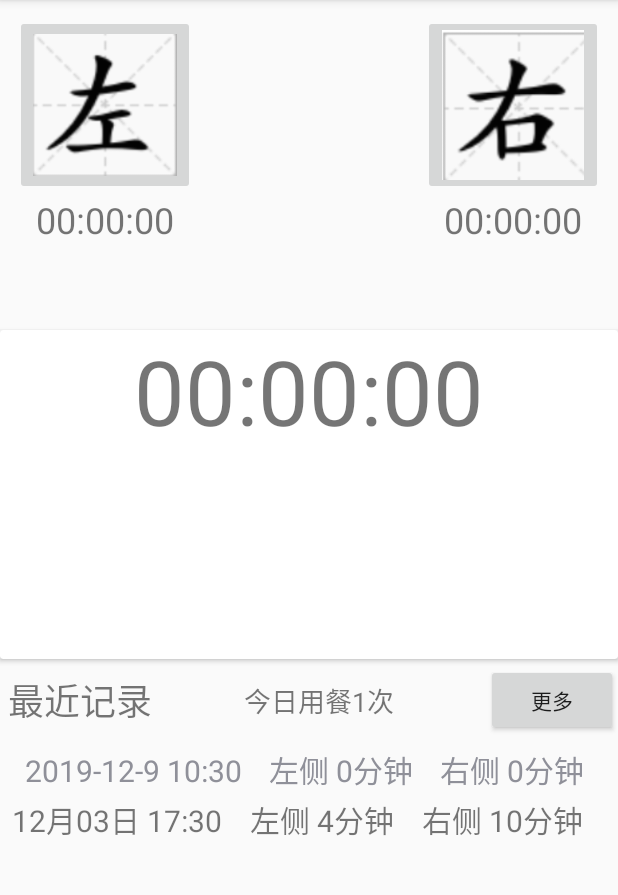
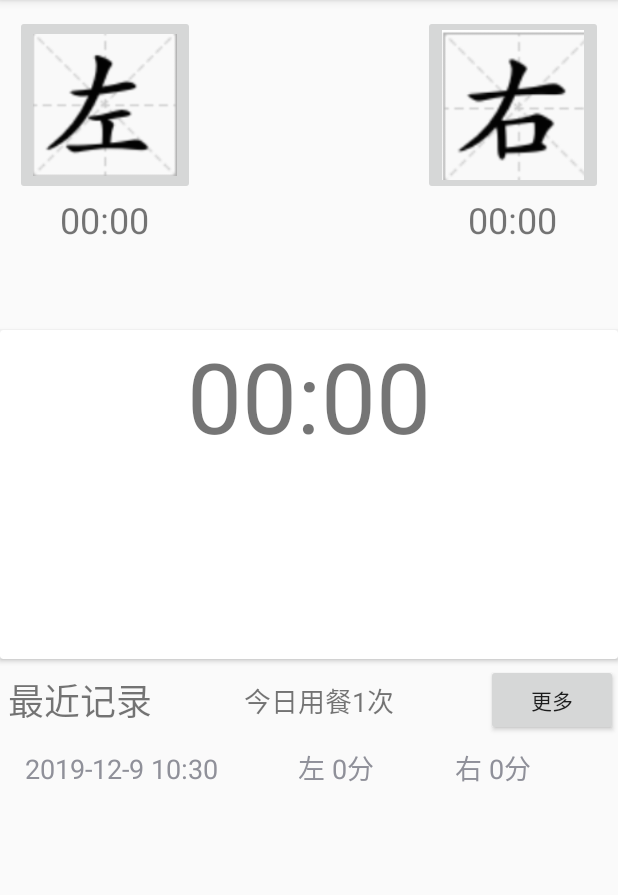
Before and after one commit to tommir3/MealTime, an Android app: the screen it shows after launch (MainActivity), after a tap on "结束", on a phone screen of 412 x 824 dp, the part 84-979 px from its top. Run offline under Robolectric (Android 15) with nearby library versions, the light colour scheme and no system bars; 2 other taps on this screen came first.

Commit message:
Basic function realization

```diff
--- a/app/src/main/AndroidManifest.xml
+++ b/app/src/main/AndroidManifest.xml
@@ -19,4 +19,6 @@
         <activity android:name=".MealTimeInfoView"></activity>
     </application>
 
-</manifest>
+    <!--<uses-permission android:name="android.permission.WAKE_LOCK"/>-->
+    <!--<uses-permission android:name="android.permission.DEVICE_POWER"/>-->
+    </manifest>
--- a/app/src/main/java/com/mealtime/tom/mealtime/MainActivity.java
+++ b/app/src/main/java/com/mealtime/tom/mealtime/MainActivity.java
@@ -1,8 +1,11 @@
 package com.mealtime.tom.mealtime;
 
+import android.annotation.SuppressLint;
+import android.content.Context;
 import android.content.Intent;
 import android.os.Handler;
 import android.os.Message;
+import android.os.PowerManager;
 import android.support.v7.app.AppCompatActivity;
 import android.os.Bundle;
 import android.support.v7.widget.CardView;
@@ -21,36 +24,44 @@ import java.util.TimerTask;
 
 public class MainActivity extends AppCompatActivity {
 
-    private MealTimeDatabase _dbbase;
-    private Timer _timer;
-    private int _leftTime = 0;
-    private int _rightTime = 0;
-    private boolean _isLeft = false;
-    private boolean _isRight = false;
-    private boolean _isTimeActive = false;
-    private Date _initDate;
-    private int _mealCount = 0;
-
+    private PowerManager.WakeLock _wakeLock;//安卓锁 程序中未使用
+    private MealTimeDatabase _dbbase;//数据库操作类
+    private Timer _timer;//时间轮询
+    private long _leftBeginSign;//左侧时间开始记录标记
+    private long _rightBeginSign;//右侧时间开始记录标记
+    private int _leftHistoryTime = 0;//左侧历史时间记录 单位秒
+    private int _rightHistoryTime = 0;//右侧历史时间记录 单位秒
+    private int _leftTime = 0;//左侧当前运行时间 单位秒
+    private int _rightTime = 0;//右侧当前运行时间 单位秒
+    private int _totalTime = 0;//用餐总时间
+    private boolean _isLeft = false;//是否左侧正在记录时间
+    private boolean _isRight = false;//是否右侧正在记录时间
+    private boolean _isTimeActive = false;//时间轮询是否开始
+    private Date _todayDate;//当前时间记录
+    private int _mealCount = 0;//今天的用餐次数
+    //时间类型 UI界面使用
     private enum TimeType
     {
         Left,Right,Total
     }
-
+    //时间轮询
     private Handler tHandler = new Handler(){
         public void handleMessage(Message msg) {
             switch (msg.what){
                 case 0:
+                    long curTime = new Date().getTime();
                     if(_isLeft)
                     {
-                        ++_leftTime;
-                        SetTime(TimeType.Left, _leftTime);
+                        _leftTime = (int)((curTime - _leftBeginSign) / 1000);
+                        SetTime(TimeType.Left, _leftHistoryTime + _leftTime);
                     }
                     if(_isRight)
                     {
-                        ++_rightTime;
-                        SetTime(TimeType.Right, _rightTime);
+                        _rightTime = (int)((curTime - _rightBeginSign) / 1000);
+                        SetTime(TimeType.Right, _rightHistoryTime + _rightTime);
                     }
-                    SetTime(TimeType.Total, _leftTime + _rightTime);
+                    _totalTime = _leftHistoryTime + _leftTime + _rightHistoryTime + _rightTime;
+                    SetTime(TimeType.Total, _totalTime);
                     break;
             }
         }
@@ -64,6 +75,7 @@ public class MainActivity extends AppCompatActivity {
         InitUI();
         //test();//测试通过
     }
+
     private void test()//测试通过
     {
         MealInfo[] infos = _dbbase.GetMealInfos();
@@ -94,7 +106,7 @@ public class MainActivity extends AppCompatActivity {
             }
         }
     }
-
+    //UI初始化
     private void InitUI()
     {
         ImageButton btnLeft = findViewById(R.id.btnLeft);
@@ -133,25 +145,9 @@ public class MainActivity extends AppCompatActivity {
                 part3.setLayoutParams(lp);
             }
         });
-        MealInfo[] infos = _dbbase.GetMealInfos();
-        _mealCount = 0;
-        _initDate = new Date();
-        if(infos != null)
-        {
-            CreateMealInfos(infos);
-            for(int i = 0; i <  infos.length; ++i)
-            {
-                Date cmpDate = DateHelper.StringToDate(infos[i].dateStr);
-                if(DateHelper.IsSameDate(_initDate,cmpDate, Calendar.DAY_OF_MONTH))
-                {
-                    _mealCount++;
-                }
-            }
-        }
-        TextView tvTodaySum = findViewById(R.id.tvTodaySum);
-        tvTodaySum.setText("今日用餐" + _mealCount + "次");
+        RefreshTodayMeal();
     }
-
+    //时间轮询开始
     private void TimerStart()
     {
         try
@@ -181,7 +177,7 @@ public class MainActivity extends AppCompatActivity {
             System.out.printf("\n"+ err.getMessage() +"\n");
         }
     }
-
+    //时间轮询结束
     private void TimerStop()
     {
         _isTimeActive = false;
@@ -191,44 +187,37 @@ public class MainActivity extends AppCompatActivity {
             _timer = null;
         }
     }
-
+    //设置时间数值，显示在界面中
     private void SetTime(TimeType type, int val)
     {
-        int hour = val / (60 * 60);
         int minute = val / 60;
         int second = val % 60;
-        SetTime(type, hour, minute, second);
+        SetTime(type, minute, second);
     }
-
-    private void SetTime(TimeType type, int hour, int minute, int second)
+    //设置时间数值，显示在界面中
+    private void SetTime(TimeType type, int minute, int second)
     {
-        String hourStr = TimeNumberToString(hour);
         String minuteStr = TimeNumberToString(minute);
         String secondStr = TimeNumberToString(second);
-        TextView tvHour = null;
         TextView tvMinute = null;
         TextView tvSecond = null;
         switch(type)
         {
             case Left:
-                tvHour = findViewById(R.id.tvLeftHour);
                 tvMinute = findViewById(R.id.tvLeftMinute);
                 tvSecond = findViewById(R.id.tvLeftSecond);
                 break;
             case Right:
-                tvHour = findViewById(R.id.tvRightHour);
                 tvMinute = findViewById(R.id.tvRightMinute);
                 tvSecond = findViewById(R.id.tvRightSecond);
                 break;
             case Total:
-                tvHour = findViewById(R.id.tvHour);
                 tvMinute = findViewById(R.id.tvMinute);
                 tvSecond = findViewById(R.id.tvSecond);
                 break;
         }
         try
         {
-            tvHour.setText(hourStr);
             tvMinute.setText(minuteStr);
             tvSecond.setText(secondStr);
         }
@@ -237,7 +226,7 @@ public class MainActivity extends AppCompatActivity {
             System.out.printf("\n" + err.getMessage() + "\n");
         }
     }
-
+    //时间数值转换为字符串
     private String TimeNumberToString(int val)
     {
         String result;
@@ -262,7 +251,7 @@ public class MainActivity extends AppCompatActivity {
         }
         return result;
     }
-
+    //批量创建用餐信息（向列表中添加用餐信息）
     private void CreateMealInfos(MealInfo[] infos)
     {
         if(infos != null)
@@ -273,7 +262,7 @@ public class MainActivity extends AppCompatActivity {
             }
         }
     }
-
+    //创建用餐信息（向列表中添加用餐信息）
     private void CreateMealInfoItem(MealInfo info)
     {
         LinearLayout layout = new LinearLayout(this.getApplicationContext());
@@ -291,25 +280,25 @@ public class MainActivity extends AppCompatActivity {
             }
         });
 
-        tvDate.setTextSize(20);
+        tvDate.setTextSize(18);
         LinearLayout.LayoutParams dateLP = new LinearLayout.LayoutParams(LinearLayout.LayoutParams.WRAP_CONTENT,LinearLayout.LayoutParams.WRAP_CONTENT,1);
         dateLP.setMargins(25,0,0,0);
         tvDate.setLayoutParams(dateLP);
         tvDate.setText(info.dateStr);//todo:设置时间，可能格式有变动需要修改
 
-        tvLeft.setTextSize(20);
+        tvLeft.setTextSize(18);
         LinearLayout.LayoutParams leftLP = new LinearLayout.LayoutParams(LinearLayout.LayoutParams.WRAP_CONTENT,LinearLayout.LayoutParams.WRAP_CONTENT,1);
         leftLP.setMargins(0,0,0,0);
         tvLeft.setLayoutParams(leftLP);
-        int leftMinute = info.leftTime / 60;
-        tvLeft.setText("左侧 " +leftMinute + "分钟");
+        int leftMinute = MealInfo.SecondToMinute(info.leftTime);
+        tvLeft.setText("左 " +leftMinute + "分");
 
-        tvRight.setTextSize(20);
+        tvRight.setTextSize(18);
         LinearLayout.LayoutParams rightLP = new LinearLayout.LayoutParams(LinearLayout.LayoutParams.WRAP_CONTENT,LinearLayout.LayoutParams.WRAP_CONTENT,1);
         rightLP.setMargins(0,0,0,0);
         tvRight.setLayoutParams(rightLP);
-        int rightMinute = info.rightTime / 60;
-        tvRight.setText("右侧 " + rightMinute + "分钟");
+        int rightMinute = MealInfo.SecondToMinute(info.rightTime);
+        tvRight.setText("右 " + rightMinute + "分");
 
         LinearLayout list = findViewById(R.id.llMealList);
         layout.addView(tvDate);
@@ -317,7 +306,7 @@ public class MainActivity extends AppCompatActivity {
         layout.addView(tvRight);
         list.addView(layout,0);
     }
-
+    //设置左右图片按钮的图片
     private void SetImageButton(TimeType type, boolean isActive)
     {
         ImageButton btnLeft = findViewById(R.id.btnLeft);
@@ -349,7 +338,34 @@ public class MainActivity extends AppCompatActivity {
             }
         }
     }
-
+    //设置TextView的显示文本内容
+    private void SetTextViewText(int id, String text)
+    {
+        TextView tvSum = findViewById(id);
+        tvSum.setText(text);
+    }
+    //刷新当天用餐数量信息
+    private void RefreshTodayMeal()
+    {
+        MealInfo[] infos = _dbbase.GetMealInfos();
+        _mealCount = 0;
+        _todayDate = new Date();
+        if(infos != null)
+        {
+            CreateMealInfos(infos);
+            for(int i = 0; i <  infos.length; ++i)
+            {
+                Date cmpDate = DateHelper.StringToDate(infos[i].dateStr);
+                if(DateHelper.IsSameDate(_todayDate,cmpDate, Calendar.DAY_OF_MONTH))
+                {
+                    _mealCount++;
+                }
+            }
+        }
+        TextView tvTodaySum = findViewById(R.id.tvTodaySum);
+        tvTodaySum.setText("今日用餐" + _mealCount + "次");
+    }
+    //左侧按钮点击事件
     private void LeftEvent(View view)
     {
         if(_isLeft)
@@ -363,6 +379,8 @@ public class MainActivity extends AppCompatActivity {
         {
             _isLeft = true;
             _isRight = false;
+            _leftBeginSign = new Date().getTime();
+            _leftHistoryTime += _leftTime;
             SetImageButton(TimeType.Left, true);
             if(!_isTimeActive)
             {
@@ -370,7 +388,7 @@ public class MainActivity extends AppCompatActivity {
             }
         }
     }
-
+    //右侧按钮点击事件
     private void RightEvent(View view)
     {
         if(_isRight)
@@ -384,6 +402,8 @@ public class MainActivity extends AppCompatActivity {
         {
             _isLeft = false;
             _isRight = true;
+            _rightBeginSign = new Date().getTime();
+            _rightHistoryTime += _rightTime;
             SetImageButton(TimeType.Right, true);
             if(!_isTimeActive)
             {
@@ -391,7 +411,7 @@ public class MainActivity extends AppCompatActivity {
             }
         }
     }
-
+    //结束时间记录事件
     private void StopEvent(View view)
     {
         TimerStop();
@@ -406,29 +426,31 @@ public class MainActivity extends AppCompatActivity {
         int curYear = cal.get(Calendar.YEAR);
         int curMonth = cal.get(Calendar.MONTH) + 1;
         int curDay = cal.get(Calendar.DAY_OF_MONTH);
-        int curHour = cal.get(Calendar.HOUR);
+        int curHour = cal.get(Calendar.HOUR_OF_DAY);
         int curMinute = cal.get(Calendar.MINUTE);
         info.dateStr = curYear + "-" + curMonth + "-" + curDay + " " + curHour + ":" + curMinute;
-        info.leftTime = _leftTime;
-        info.rightTime = _rightTime;
+        info.leftTime = _leftHistoryTime + _leftTime;
+        info.rightTime = _rightHistoryTime + _rightTime;
+        info.totalTime = _totalTime;
         boolean isSaveOk = _dbbase.AddMealInfo(info);
         if(isSaveOk)
         {
             CreateMealInfoItem(info);
             //计算用餐次数
-            if(DateHelper.IsSameDate(_initDate, curDate, Calendar.DAY_OF_MONTH))
+            if(DateHelper.IsSameDate(_todayDate, curDate, Calendar.DAY_OF_MONTH))
             {
                 _mealCount++;
             }
             else
             {
-                _initDate = curDate;
+                _todayDate = curDate;
                 _mealCount = 0;
             }
-            TextView tvTodaySum = findViewById(R.id.tvTodaySum);
-            tvTodaySum.setText("今日用餐" + _mealCount + "次");
+            SetTextViewText(R.id.tvTodaySum, "今日用餐" + _mealCount + "次");
             _leftTime = 0;
             _rightTime = 0;
+            _leftBeginSign = 0;
+            _rightBeginSign = 0;
             SetTime(TimeType.Left, _leftTime);
             SetTime(TimeType.Right, _rightTime);
             SetTime(TimeType.Total, 0);
@@ -436,7 +458,7 @@ public class MainActivity extends AppCompatActivity {
             btn.setVisibility(View.INVISIBLE);
         }
     }
-
+    //用餐信息列表中一条信息的点击事件
     private void ListItemClickEvent(View view)
     {
         MealInfo info = (MealInfo)view.getTag();
@@ -444,12 +466,6 @@ public class MainActivity extends AppCompatActivity {
         infoView.putExtra("MealTimeInfo",info);
         infoView.setClass(MainActivity.this, MealTimeInfoView.class);
         startActivityForResult(infoView,1);
-
-
-
-
-        System.out.printf("\non click item: " + info.dateStr  + "\n");
-
     }
 
     @Override
@@ -471,6 +487,8 @@ public class MainActivity extends AppCompatActivity {
                             if(info.flowID == itemInfo.flowID)
                             {
                                 list.removeViewAt(i);
+                                _mealCount--;
+                                SetTextViewText(R.id.tvTodaySum, "今日用餐" + _mealCount + "次");
                                 break;
                             }
                         }
@@ -488,18 +506,12 @@ public class MainActivity extends AppCompatActivity {
                             if(info.flowID == itemInfo.flowID)
                             {
                                 item.setTag(info);
-                                //todo:设置修改后的信息
+                                //设置修改后的信息
                                 ((TextView)item.getChildAt(0)).setText(info.dateStr);
-                                int leftMinute = info.leftTime / 60;
-                                ((TextView)item.getChildAt(1)).setText("左侧 " + leftMinute + "分钟");
-                                int rightMinute = info.rightTime / 60;
-                                ((TextView)item.getChildAt(2)).setText("右侧 " + rightMinute + "分钟");
-//                                for(int j = 0; j < item.getChildCount(); ++j)
-//                                {
-//                                    View itemChild = item.getChildAt(j);
-//                                    int tmptype = itemChild.getLayerType();
-//
-//                                }
+                                int leftMinute = MealInfo.SecondToMinute(info.leftTime);
+                                ((TextView)item.getChildAt(1)).setText("左 " + leftMinute + "分");
+                                int rightMinute = MealInfo.SecondToMinute(info.rightTime);
+                                ((TextView)item.getChildAt(2)).setText("右 " + rightMinute + "分");
                                 break;
                             }
                         }
@@ -512,4 +524,29 @@ public class MainActivity extends AppCompatActivity {
                 break;
         }
     }
+
+    //获取电源锁，保持该服务在屏幕熄灭时仍然获取CPU时，保持运行
+    @SuppressLint("InvalidWakeLockTag")
+    private void AcquireWakeLock()
+    {
+        if (null == _wakeLock)
+        {
+            PowerManager pm = (PowerManager)this.getSystemService(Context.POWER_SERVICE);
+            _wakeLock = pm.newWakeLock(PowerManager.PARTIAL_WAKE_LOCK | PowerManager.ON_AFTER_RELEASE, "PostLocationService");
+            if (null != _wakeLock)
+            {
+                _wakeLock.acquire();
+            }
+        }
+    }
+
+    //释放设备电源锁
+    private void ReleaseWakeLock()
+    {
+        if (null != _wakeLock)
+        {
+            _wakeLock.release();
+            _wakeLock = null;
+        }
+    }
 }
--- a/app/src/main/java/com/mealtime/tom/mealtime/MealInfo.java
+++ b/app/src/main/java/com/mealtime/tom/mealtime/MealInfo.java
@@ -10,4 +10,28 @@ public class MealInfo implements Serializable {
     public int rightTime;
     public int totalTime;
     public String remark;
+    //秒 转 分，向上取整，不足一分钟按一分钟处理
+    public static int SecondToMinute(double val)
+    {
+        int result;
+        try
+        {
+            result = (int)(val / 60);
+            if(val % 60 > 0)
+            {
+                result += 1;
+            }
+        }
+        catch(Exception err)
+        {
+            result = 0;
+            System.out.printf("\nSecondToMinute catch: " + err.getMessage() + "\n");
+        }
+        return result;
+    }
+
+    public static int MinuteToSecond(int val)
+    {
+        return val * 60;
+    }
 }
--- a/app/src/main/java/com/mealtime/tom/mealtime/MealTimeDatabase.java
+++ b/app/src/main/java/com/mealtime/tom/mealtime/MealTimeDatabase.java
@@ -28,7 +28,7 @@ public class MealTimeDatabase extends SQLiteOpenHelper {
     public void onUpgrade(SQLiteDatabase db, int oldVersion, int newVersion) {
 
     }
-
+    //创建用餐信息表
     private void CreateMealTable(SQLiteDatabase db)
     {
         try
@@ -63,10 +63,10 @@ public class MealTimeDatabase extends SQLiteOpenHelper {
             System.out.printf(err.getMessage());
         }
     }
-
+    //添加用餐信息
     public boolean AddMealInfo(MealInfo info)
     {
-        boolean result = false;
+        boolean result;
         try
         {
             ContentValues values = new ContentValues();
@@ -87,7 +87,7 @@ public class MealTimeDatabase extends SQLiteOpenHelper {
         }
         return result;
     }
-
+    //获指定ID用餐信息
     public MealInfo GetMealInfo(int id)
     {
         MealInfo result = null;
@@ -110,7 +110,7 @@ public class MealTimeDatabase extends SQLiteOpenHelper {
         }
         return result;
     }
-
+    //更新指定ID用餐信息
     public boolean UpdateMealInfo(MealInfo info)
     {
         boolean result;
@@ -134,7 +134,7 @@ public class MealTimeDatabase extends SQLiteOpenHelper {
         }
         return result;
     }
-
+    //删除指定ID用餐信息
     public boolean DelMealInfo(int id)
     {
         boolean result;
@@ -151,7 +151,7 @@ public class MealTimeDatabase extends SQLiteOpenHelper {
         }
         return result;
     }
-
+    //获取所有用餐信息
     public MealInfo[] GetMealInfos()
     {
         MealInfo[] result = null;
@@ -171,7 +171,7 @@ public class MealTimeDatabase extends SQLiteOpenHelper {
         }
         return result;
     }
-
+    //从游标中读取用餐信息
     private MealInfo[] CursorToMealInfos(Cursor ptr)
     {
         MealInfo[] result = null;
--- a/app/src/main/res/layout/activity_main.xml
+++ b/app/src/main/res/layout/activity_main.xml
@@ -51,22 +51,6 @@
                         android:layout_gravity="center"
                         android:layout_weight="0"
                         android:orientation="horizontal">
-
-                        <TextView
-                            android:id="@+id/tvLeftHour"
-                            android:layout_width="wrap_content"
-                            android:layout_height="wrap_content"
-                            android:layout_weight="0"
-                            android:text="00"
-                            android:textSize="24sp" />
-
-                        <TextView
-                            android:id="@+id/textView15"
-                            android:layout_width="wrap_content"
-                            android:layout_height="wrap_content"
-                            android:layout_weight="0"
-                            android:text=":"
-                            android:textSize="24sp" />
 
                         <TextView
                             android:id="@+id/tvLeftMinute"
@@ -137,22 +121,6 @@
                             android:orientation="horizontal">
 
                             <TextView
-                                android:id="@+id/tvRightHour"
-                                android:layout_width="wrap_content"
-                                android:layout_height="wrap_content"
-                                android:layout_weight="0"
-                                android:text="00"
-                                android:textSize="24sp" />
-
-                            <TextView
-                                android:id="@+id/textView10"
-                                android:layout_width="wrap_content"
-                                android:layout_height="wrap_content"
-                                android:layout_weight="0"
-                                android:text=":"
-                                android:textSize="24sp" />
-
-                            <TextView
                                 android:id="@+id/tvRightMinute"
                                 android:layout_width="wrap_content"
                                 android:layout_height="wrap_content"
@@ -202,28 +170,12 @@
                     android:orientation="horizontal">
 
                     <TextView
-                        android:id="@+id/tvHour"
-                        android:layout_width="wrap_content"
-                        android:layout_height="wrap_content"
-                        android:layout_weight="0"
-                        android:text="00"
-                        android:textSize="60sp" />
-
-                    <TextView
-                        android:id="@+id/textView8"
-                        android:layout_width="wrap_content"
-                        android:layout_height="wrap_content"
-                        android:layout_weight="0"
-                        android:text=":"
-                        android:textSize="60sp" />
-
-                    <TextView
                         android:id="@+id/tvMinute"
                         android:layout_width="wrap_content"
                         android:layout_height="wrap_content"
                         android:layout_weight="0"
                         android:text="00"
-                        android:textSize="60sp" />
+                        android:textSize="65sp" />
 
                     <TextView
                         android:id="@+id/textView9"
@@ -231,7 +183,7 @@
                         android:layout_height="wrap_content"
                         android:layout_weight="0"
                         android:text=":"
-                        android:textSize="60sp" />
+                        android:textSize="65sp" />
 
                     <TextView
                         android:id="@+id/tvSecond"
@@ -239,7 +191,7 @@
                         android:layout_height="wrap_content"
                         android:layout_weight="0"
                         android:text="00"
-                        android:textSize="60sp"
+                        android:textSize="65sp"
                         app:layout_constraintBottom_toBottomOf="parent"
                         app:layout_constraintLeft_toLeftOf="parent"
                         app:layout_constraintRight_toRightOf="parent"
@@ -322,7 +274,7 @@
                         android:layout_height="match_parent"
                         android:layout_weight="1"
                         android:orientation="horizontal"
-                        android:visibility="visible">
+                        android:visibility="gone">
 
                         <TextView
                             android:id="@+id/textView5"
@@ -331,7 +283,7 @@
                             android:layout_marginLeft="8dp"
                             android:layout_weight="1"
                             android:text="12月03日 17:30"
-                            android:textSize="20sp" />
+                            android:textSize="18sp" />
 
                         <TextView
                             android:id="@+id/textView7"
@@ -339,7 +291,7 @@
                             android:layout_height="wrap_content"
                             android:layout_weight="1"
                             android:text="左侧 4分钟"
-                            android:textSize="20sp" />
+                            android:textSize="18sp" />
 
                         <TextView
                             android:id="@+id/textView11"
@@ -347,7 +299,7 @@
                             android:layout_height="wrap_content"
                             android:layout_weight="1"
                             android:text="右侧 10分钟"
-                            android:textSize="20sp" />
+                            android:textSize="18sp" />
                     </LinearLayout>
                 </LinearLayout>
             </ScrollView>
```
Also changed, not shown: app/src/main/java/com/mealtime/tom/mealtime/DateHelper.java (+17 -0 lines), app/src/main/java/com/mealtime/tom/mealtime/MealTimeInfoView.java (+6 -6 lines).
